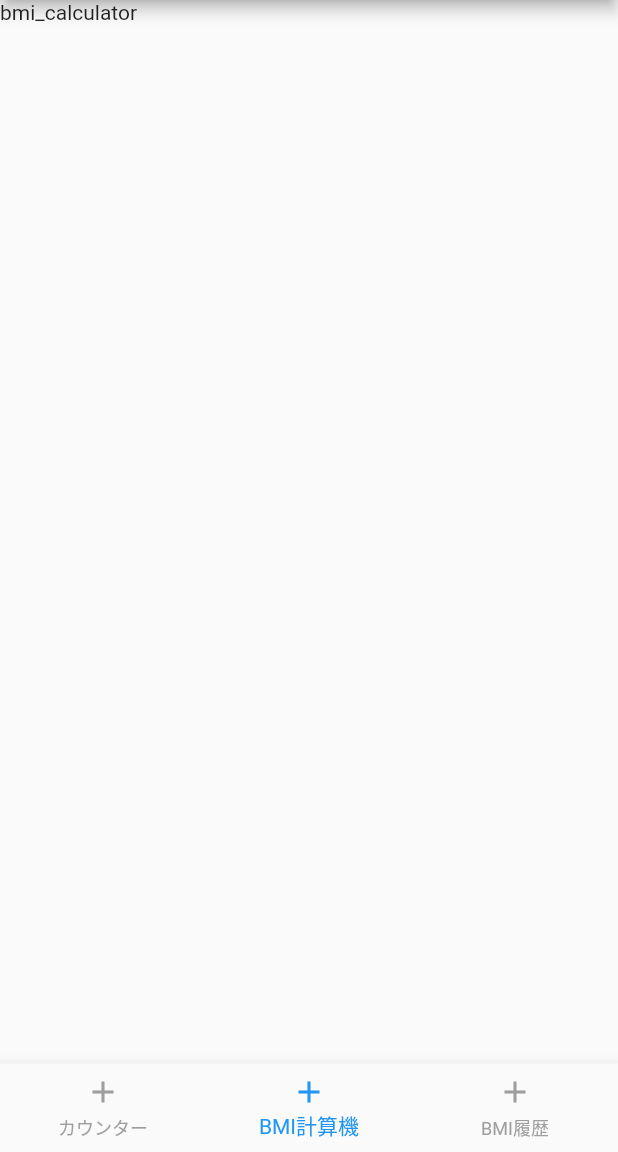
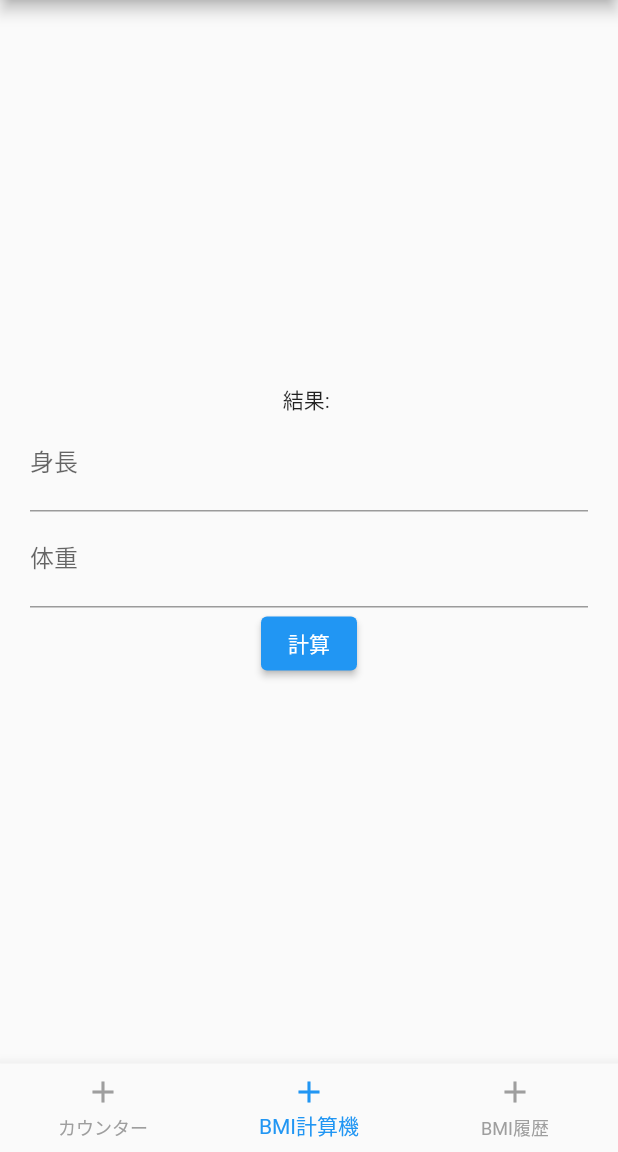
Before and after one commit to Amatriciana/riv2_learn, a Flutter app: the screen it shows after launch, item 2 of the bottom bar chosen, on a phone screen of 412 x 824 dp, the part 84-1236 px from its top. Run offline on Flutter 3.47's test engine with Material 2 defaults, Android fonts, the phone set to English and light mode, and no system bars; our stand-ins replace flutter_hooks, hooks_riverpod.

Commit message:
BMI計算機外観作成

```diff
--- a/lib/bmi_calculator.dart
+++ b/lib/bmi_calculator.dart
@@ -6,8 +6,34 @@ class BmiCalculator extends HookConsumerWidget {
 
   @override
   Widget build(BuildContext context, WidgetRef ref) {
-    return const Scaffold(
-      body: Text('bmi_calculator'),
+    return Scaffold(
+      body: Form(
+        child: Container(
+          padding: const EdgeInsets.all(20),
+          child: Column(
+            mainAxisAlignment: MainAxisAlignment.center,
+            children: [
+              Text('結果: '),
+              TextFormField(
+                decoration: const InputDecoration(
+                  labelText: '身長',
+                  hintText: '身長を入力',
+                ),
+              ),
+              TextFormField(
+                decoration: const InputDecoration(
+                  labelText: '体重',
+                  hintText: '体重を入力',
+                ),
+              ),
+              ElevatedButton(
+                child: const Text('計算'),
+                onPressed: () {},
+              ),
+            ],
+          ),
+        ),
+      ),
     );
   }
 }
```
